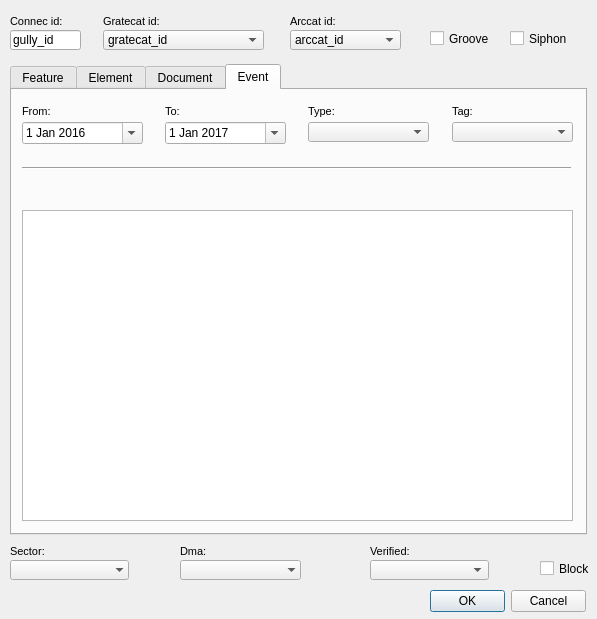
This is ui/ud_man_gully.ui in Giswater/giswater_qgis_plugin as Qt 5 draws it before an edit. The edited form follows.
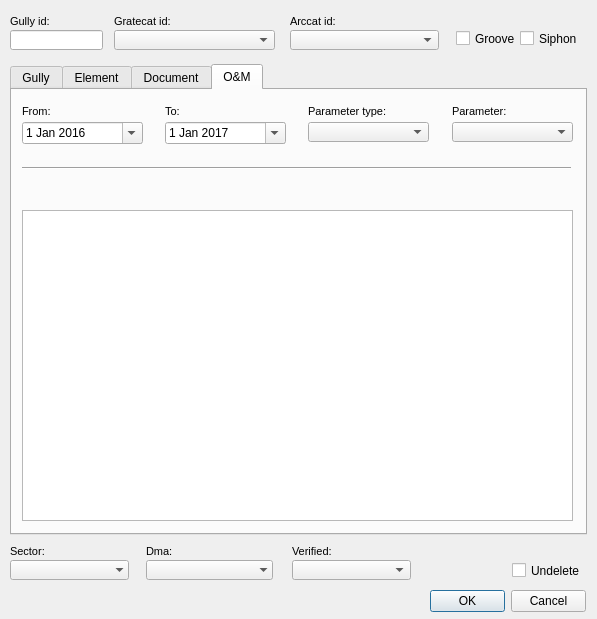
This is the edited form. The open tabs and pages were chosen to show the change.

Diff of the .ui file:
```diff
--- a/ui/ud_man_gully.ui
+++ b/ui/ud_man_gully.ui
@@ -18,30 +18,20 @@
     <rect>
      <x>290</x>
      <y>30</y>
-     <width>111</width>
+     <width>149</width>
      <height>20</height>
     </rect>
    </property>
-   <item>
-    <property name="text">
-     <string>arccat_id</string>
-    </property>
-   </item>
   </widget>
   <widget class="QComboBox" name="gratecat_id">
    <property name="geometry">
     <rect>
-     <x>103</x>
+     <x>114</x>
      <y>30</y>
      <width>161</width>
      <height>20</height>
     </rect>
    </property>
-   <item>
-    <property name="text">
-     <string>gratecat_id</string>
-    </property>
-   </item>
   </widget>
   <widget class="QTabWidget" name="tab_main">
    <property name="geometry">
@@ -57,7 +47,7 @@
    </property>
    <widget class="QWidget" name="tab">
     <attribute name="title">
-     <string>Feature</string>
+     <string>Gully</string>
     </attribute>
     <widget class="QToolBox" name="toolBox_3">
      <property name="geometry">
@@ -1588,7 +1578,7 @@
    </widget>
    <widget class="QWidget" name="tab_10">
     <attribute name="title">
-     <string>Event</string>
+     <string>O&amp;&amp;M</string>
     </attribute>
     <widget class="QLabel" name="label_event_tag">
      <property name="geometry">
@@ -1611,7 +1601,7 @@
       <enum>QFrame::Raised</enum>
      </property>
      <property name="text">
-      <string>Tag:</string>
+      <string>Parameter:</string>
      </property>
      <property name="textFormat">
       <enum>Qt::AutoText</enum>
@@ -1757,7 +1747,7 @@
       <rect>
        <x>296</x>
        <y>10</y>
-       <width>61</width>
+       <width>93</width>
        <height>22</height>
       </rect>
      </property>
@@ -1776,7 +1766,7 @@
       <enum>QFrame::Raised</enum>
      </property>
      <property name="text">
-      <string>Type:</string>
+      <string>Parameter type:</string>
      </property>
      <property name="textFormat">
       <enum>Qt::AutoText</enum>
@@ -1818,12 +1808,12 @@
     <rect>
      <x>10</x>
      <y>30</y>
-     <width>71</width>
+     <width>93</width>
      <height>20</height>
     </rect>
    </property>
    <property name="text">
-    <string>gully_id</string>
+    <string/>
    </property>
   </widget>
   <widget class="QLabel" name="label_arcat_id">
@@ -1865,7 +1855,7 @@
   <widget class="QLabel" name="label_gratecat_id">
    <property name="geometry">
     <rect>
-     <x>103</x>
+     <x>114</x>
      <y>10</y>
      <width>90</width>
      <height>22</height>
@@ -1919,7 +1909,7 @@
     <enum>QFrame::Plain</enum>
    </property>
    <property name="text">
-    <string>Connec id:</string>
+    <string>Gully id:</string>
    </property>
    <property name="textFormat">
     <enum>Qt::AutoText</enum>
@@ -1937,7 +1927,7 @@
   <widget class="QLabel" name="label_verified">
    <property name="geometry">
     <rect>
-     <x>370</x>
+     <x>292</x>
      <y>540</y>
      <width>90</width>
      <height>22</height>
@@ -1973,9 +1963,9 @@
   <widget class="QComboBox" name="dma_id">
    <property name="geometry">
     <rect>
-     <x>180</x>
+     <x>146</x>
      <y>560</y>
-     <width>121</width>
+     <width>127</width>
      <height>20</height>
     </rect>
    </property>
@@ -2011,7 +2001,7 @@
   <widget class="QLabel" name="label_dma_id">
    <property name="geometry">
     <rect>
-     <x>180</x>
+     <x>146</x>
      <y>540</y>
      <width>90</width>
      <height>22</height>
@@ -2047,7 +2037,7 @@
   <widget class="QComboBox" name="verified">
    <property name="geometry">
     <rect>
-     <x>370</x>
+     <x>292</x>
      <y>560</y>
      <width>119</width>
      <height>20</height>
@@ -2093,20 +2083,20 @@
   <widget class="QCheckBox" name="undelete">
    <property name="geometry">
     <rect>
-     <x>540</x>
-     <y>560</y>
-     <width>51</width>
+     <x>512</x>
+     <y>562</y>
+     <width>81</width>
      <height>17</height>
     </rect>
    </property>
    <property name="text">
-    <string>Block</string>
+    <string>Undelete</string>
    </property>
   </widget>
   <widget class="QCheckBox" name="siphon">
    <property name="geometry">
     <rect>
-     <x>510</x>
+     <x>520</x>
      <y>30</y>
      <width>70</width>
      <height>17</height>
@@ -2119,7 +2109,7 @@
   <widget class="QCheckBox" name="groove">
    <property name="geometry">
     <rect>
-     <x>430</x>
+     <x>456</x>
      <y>30</y>
      <width>70</width>
      <height>17</height>
```
